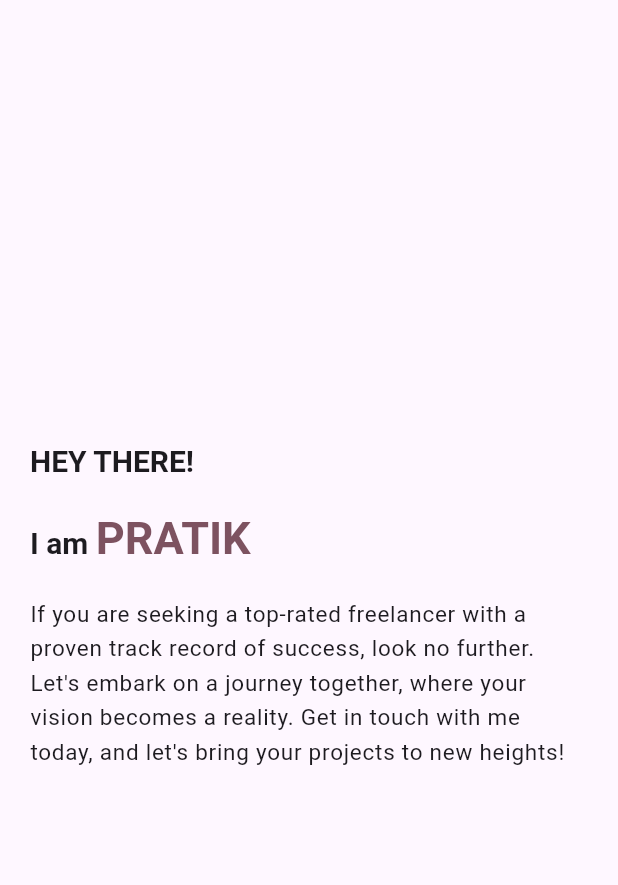
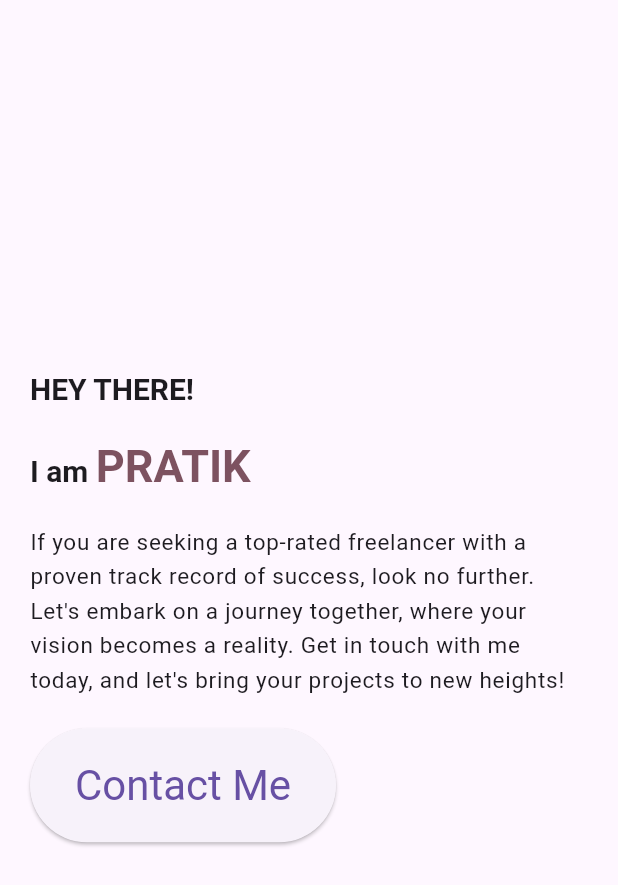
Before and after one commit to pratikgtam/gorkhali-developers, a Flutter app: the screen it shows after launch, on a phone screen of 412 x 824 dp. Shown: the top 885 px of the screen. Run offline on Flutter 3.47's test engine with Material 3 defaults, Android fonts, the phone set to English and light mode, and no system bars; our stand-ins replace bloc, flutter_bloc, freezed_annotation.

Commit message:
contact me

```diff
--- a/lib/features/home/home_page.dart
+++ b/lib/features/home/home_page.dart
@@ -1,5 +1,8 @@
 import 'package:flutter/material.dart';
+import 'package:flutter_bloc/flutter_bloc.dart';
+import 'package:pratik_portfolio/features/landing/cubit/landing_cubit.dart';
 import 'package:pratik_portfolio/features/landing/ui/landing_page.dart';
+import 'package:pratik_portfolio/shared/app_button.dart';
 
 class HomePage extends StatelessWidget {
   const HomePage({super.key});
@@ -37,6 +40,15 @@ class HomePage extends StatelessWidget {
               '''If you are seeking a top-rated freelancer with a proven track record of success, look no further. Let's embark on a journey together, where your vision becomes a reality. Get in touch with me today, and let's bring your projects to new heights!''',
               style: Theme.of(context).textTheme.bodyLarge,
             ),
+
+            // This is the button that will navigate to the contact us page
+            const SizedBox(height: 20),
+            AppButton(
+              text: 'Contact Me',
+              onPressed: () {
+                context.read<LandingCubit>().changeIndex(3);
+              },
+            ),
           ],
         ),
       ),
--- /dev/null
+++ b/lib/shared/app_button.dart
@@ -0,0 +1,18 @@
+import 'package:flutter/material.dart';
+
+class AppButton extends StatelessWidget {
+  final String text;
+  final void Function() onPressed;
+
+  const AppButton({super.key, required this.text, required this.onPressed});
+
+  @override
+  Widget build(BuildContext context) {
+    return ElevatedButton(
+      onPressed: onPressed,
+      child: Text(
+        text,
+      ),
+    );
+  }
+}
--- a/lib/shared/app_theme.dart
+++ b/lib/shared/app_theme.dart
@@ -19,6 +19,19 @@ class AppTheme {
           fontSize: responsiveNess.bodyLargeFontSize(),
         ),
       ),
+      elevatedButtonTheme: ElevatedButtonThemeData(
+        style: ButtonStyle(
+          padding: WidgetStateProperty.all(
+            const EdgeInsets.symmetric(
+              horizontal: 30,
+              vertical: 20,
+            ),
+          ),
+          textStyle: WidgetStateProperty.all(
+            Theme.of(context).textTheme.headlineMedium,
+          ),
+        ),
+      ),
     );
   }
 }
```
